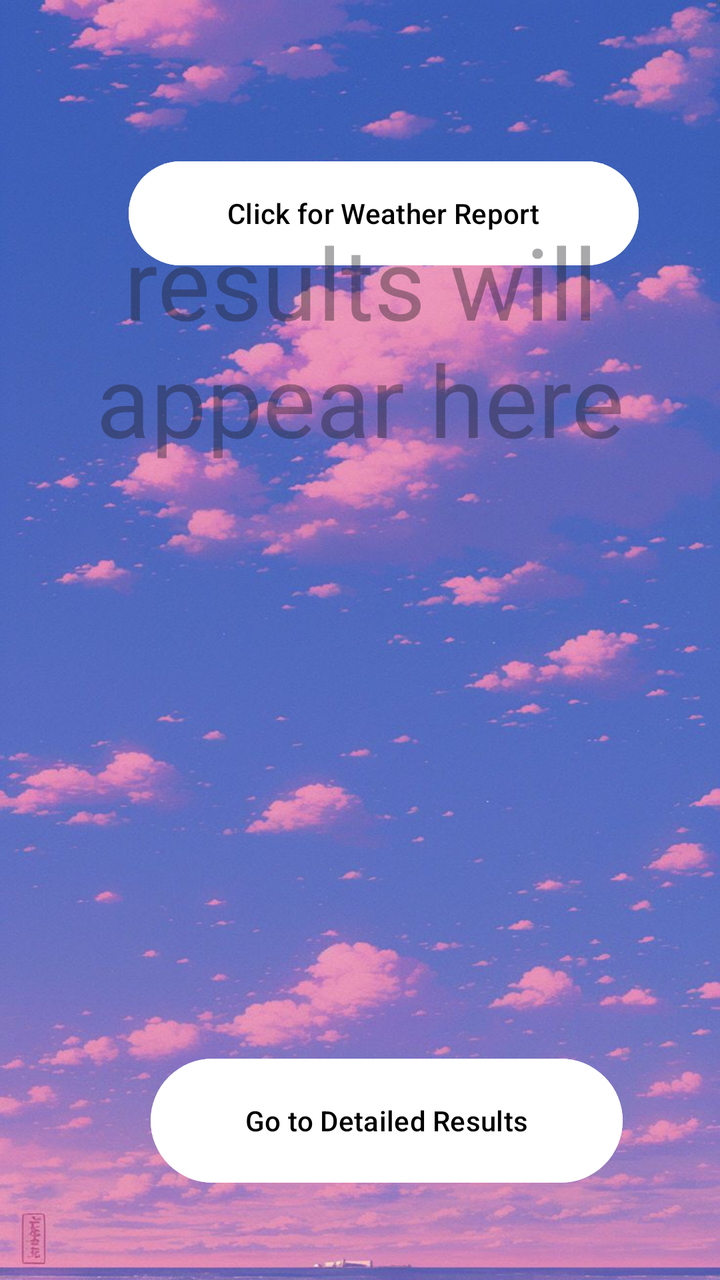
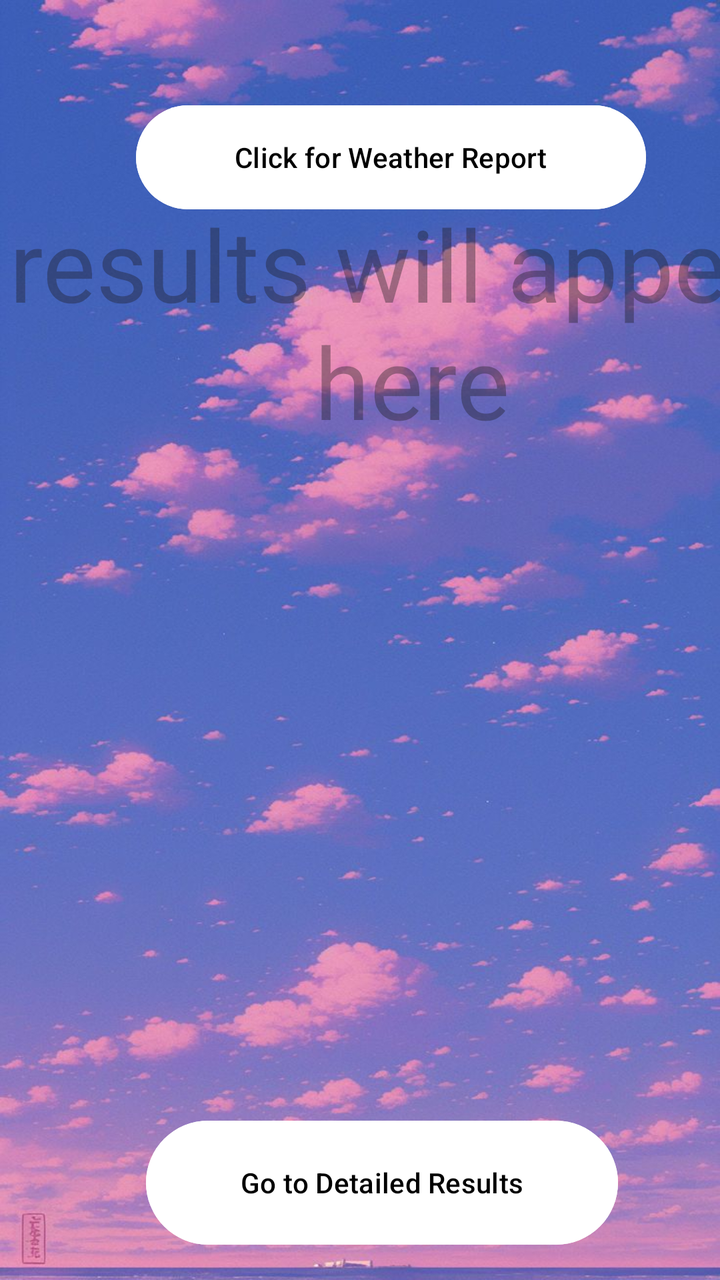

Compare the two renders of this Android layout. The source of the first and the diff that turns it into the second are given below.
<!-- AndroidManifest.xml: application theme Theme.ArrayIceTask1 -->
<!-- res/layout/activity_main.xml -->
<?xml version="1.0" encoding="utf-8"?>
<androidx.constraintlayout.widget.ConstraintLayout xmlns:android="http://schemas.android.com/apk/res/android"
    xmlns:app="http://schemas.android.com/apk/res-auto"
    xmlns:tools="http://schemas.android.com/tools"
    android:id="@+id/main"
    android:layout_width="match_parent"
    android:layout_height="match_parent"
    android:orientation="vertical"
    android:background="@drawable/purple_clouds_pixel"
    tools:context=".MainActivity">


    <Button
        android:id="@+id/btnTemp"
        android:layout_width="255dp"
        android:layout_height="60dp"
        android:layout_marginLeft="45dp"
        android:layout_marginTop="45dp"
        android:text="Click for Weather Report"
        android:backgroundTint="@color/white"
        android:textColor="@color/black"
        app:layout_constraintBottom_toBottomOf="parent"
        app:layout_constraintEnd_toEndOf="parent"
        app:layout_constraintHorizontal_bias="0.32"
        app:layout_constraintStart_toStartOf="parent"
        app:layout_constraintTop_toTopOf="parent"
        app:layout_constraintVertical_bias="0.059" />

    <Button
        android:id="@+id/btnDetailedResults"
        android:layout_width="236dp"
        android:layout_height="70dp"
        android:layout_marginLeft="45dp"
        android:layout_marginTop="45dp"
        android:text="Go to Detailed Results"
        android:backgroundTint="@color/white"
        android:textColor="@color/black"
        app:layout_constraintBottom_toBottomOf="parent"
        app:layout_constraintEnd_toEndOf="parent"
        app:layout_constraintHorizontal_bias="0.382"
        app:layout_constraintStart_toStartOf="parent"
        app:layout_constraintTop_toTopOf="parent"
        app:layout_constraintVertical_bias="0.915" />

    <TextView
        android:id="@+id/txtOutput"
        android:layout_width="match_parent"
        android:layout_height="450dp"
        android:fontFamily="@font/alata"
        android:hint="results will appear here"
        android:textAlignment="center"
        android:textColor="@color/white"
        android:textSize="50dp"
        app:layout_constraintBottom_toBottomOf="parent"
        app:layout_constraintEnd_toEndOf="parent"
        app:layout_constraintHorizontal_bias="0.0"
        app:layout_constraintStart_toStartOf="parent"
        app:layout_constraintTop_toTopOf="parent"
        app:layout_constraintVertical_bias="0.565" />

    <com.airbnb.lottie.LottieAnimationView
        android:id="@+id/lottieFullScreen"
        android:layout_width="match_parent"
        android:layout_height="match_parent"
        android:scaleType="centerCrop"
        android:visibility="gone"
        app:lottie_autoPlay="false"
        app:lottie_loop="false"
        app:lottie_rawRes="@raw/cloudy" />



</androidx.constraintlayout.widget.ConstraintLayout>
<!-- resources referenced by this layout -->
<resources>
  <color name="black">#FF000000</color>
  <color name="white">#FFFFFFFF</color>
  <!-- drawable purple_clouds_pixel: jpeg bitmap (drawable, 102652 bytes) -->
  <style name="Theme.ArrayIceTask1" parent="Base.Theme.ArrayIceTask1" />
  <style name="Base.Theme.ArrayIceTask1" parent="Theme.Material3.DayNight.NoActionBar">
          
          
      </style>
</resources>

<!-- the commit's change to res/layout/activity_main.xml (unified diff, before → after) -->
@@ -16,15 +16,15 @@
         android:layout_height="60dp"
         android:layout_marginLeft="45dp"
         android:layout_marginTop="45dp"
+        android:backgroundTint="@color/white"
         android:text="Click for Weather Report"
-        android:backgroundTint="@color/white"
         android:textColor="@color/black"
         app:layout_constraintBottom_toBottomOf="parent"
         app:layout_constraintEnd_toEndOf="parent"
-        app:layout_constraintHorizontal_bias="0.32"
+        app:layout_constraintHorizontal_bias="0.384"
         app:layout_constraintStart_toStartOf="parent"
         app:layout_constraintTop_toTopOf="parent"
-        app:layout_constraintVertical_bias="0.059" />
+        app:layout_constraintVertical_bias="0.007" />
 
     <Button
         android:id="@+id/btnDetailedResults"
@@ -32,20 +32,22 @@
         android:layout_height="70dp"
         android:layout_marginLeft="45dp"
         android:layout_marginTop="45dp"
+        android:backgroundTint="@color/white"
         android:text="Go to Detailed Results"
-        android:backgroundTint="@color/white"
         android:textColor="@color/black"
         app:layout_constraintBottom_toBottomOf="parent"
         app:layout_constraintEnd_toEndOf="parent"
-        app:layout_constraintHorizontal_bias="0.382"
+        app:layout_constraintHorizontal_bias="0.354"
         app:layout_constraintStart_toStartOf="parent"
         app:layout_constraintTop_toTopOf="parent"
-        app:layout_constraintVertical_bias="0.915" />
+        app:layout_constraintVertical_bias="0.974" />
+
+
 
     <TextView
         android:id="@+id/txtOutput"
-        android:layout_width="match_parent"
-        android:layout_height="450dp"
+        android:layout_width="412dp"
+        android:layout_height="483dp"
         android:fontFamily="@font/alata"
         android:hint="results will appear here"
         android:textAlignment="center"
@@ -56,7 +58,9 @@
         app:layout_constraintHorizontal_bias="0.0"
         app:layout_constraintStart_toStartOf="parent"
         app:layout_constraintTop_toTopOf="parent"
-        app:layout_constraintVertical_bias="0.565" />
+        app:layout_constraintVertical_bias="0.626" />
+
+
 
     <com.airbnb.lottie.LottieAnimationView
         android:id="@+id/lottieFullScreen"
